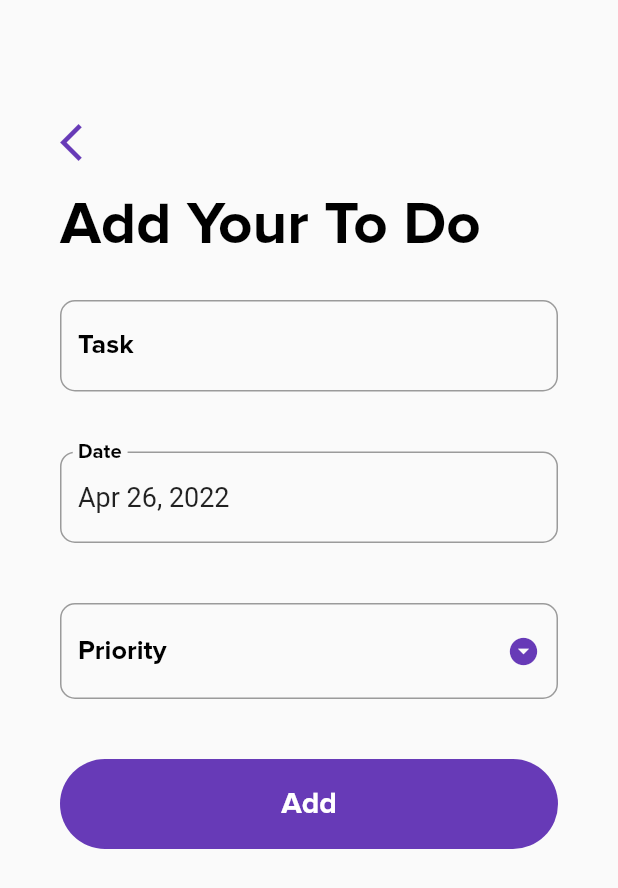
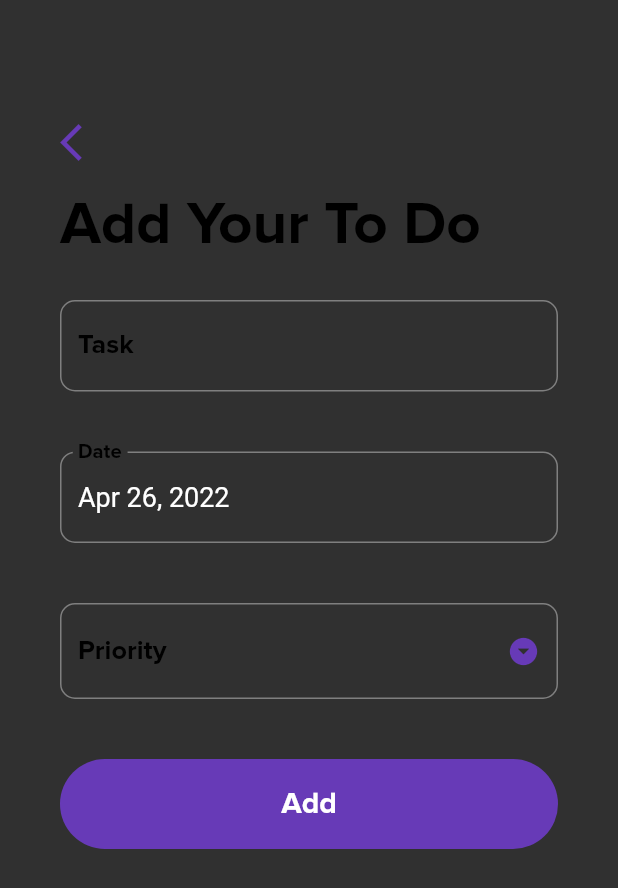
Before and after one commit to mj05516/Desk.it, a Flutter app: the screen it shows after launch, after a tap on the "add" icon, on a phone screen of 412 x 824 dp. Shown: the top 888 px of the screen. Run offline on Flutter 3.47's test engine with Material 2 defaults, Android fonts, the phone set to English and light mode, and no system bars; our stand-ins replace easy_splash_screen, sqflite; accounts and stored records are empty; network calls fail.

Commit message:
dark mode implemented

```diff
--- a/lib/main.dart
+++ b/lib/main.dart
@@ -14,9 +14,12 @@ class MyApp extends StatelessWidget {
     return MaterialApp(
       debugShowCheckedModeBanner: false,
       title: 'Task.It : Not Just another TodoApp',
-      theme: ThemeData(
-        primarySwatch: Colors.deepPurple,
+      theme: ThemeData.dark().copyWith(
+        primaryColor: Colors.deepPurple,
       ),
+      // theme: ThemeData(
+      //   primarySwatch: Colors.deepPurple,
+      // ),
       // home: TodoListScreen(),
       home: SplashPage(),
     );
--- a/lib/screens/todo_list_screen.dart
+++ b/lib/screens/todo_list_screen.dart
@@ -83,6 +83,7 @@ class _TodoListScreenState extends State<TodoListScreen> {
               fontFamily: 'Poppins',
               fontWeight: FontWeight.w800,
             )),
+        backgroundColor: Colors.deepPurple,
       ),
       floatingActionButton: FloatingActionButton(
         backgroundColor: Theme.of(context).primaryColor,
@@ -125,7 +126,7 @@ class _TodoListScreenState extends State<TodoListScreen> {
                         'Your ToDos',
                         style: TextStyle(
                           fontFamily: 'Poppins',
-                          color: Colors.black,
+                          color: Colors.white,
                           fontWeight: FontWeight.w800,
                           fontSize: 30,
                         ),
```
